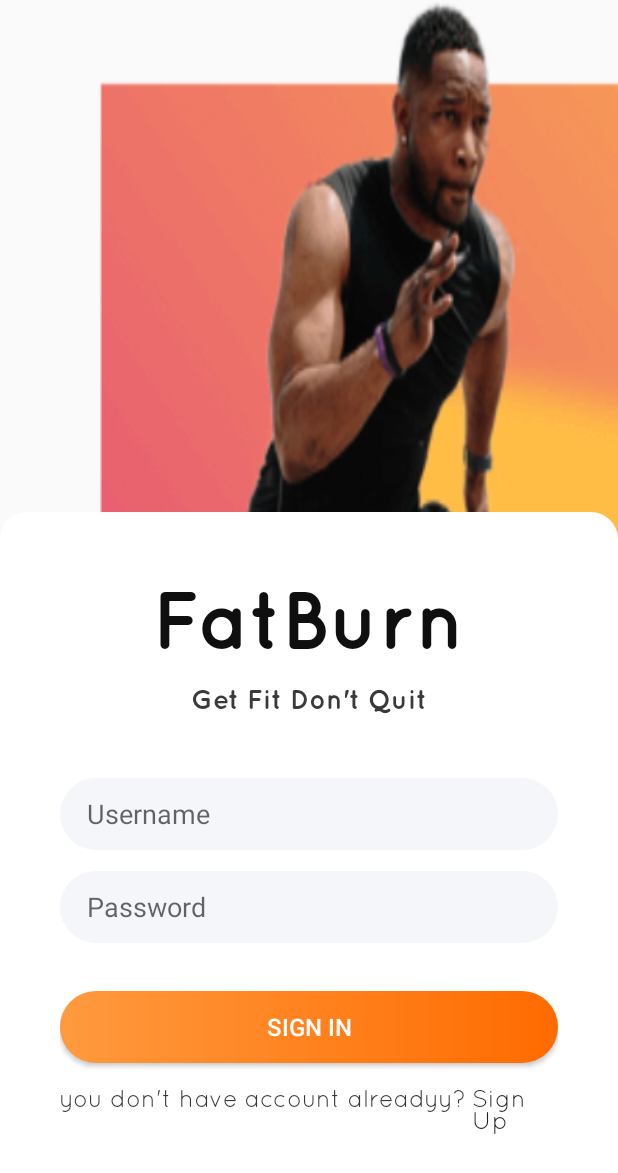
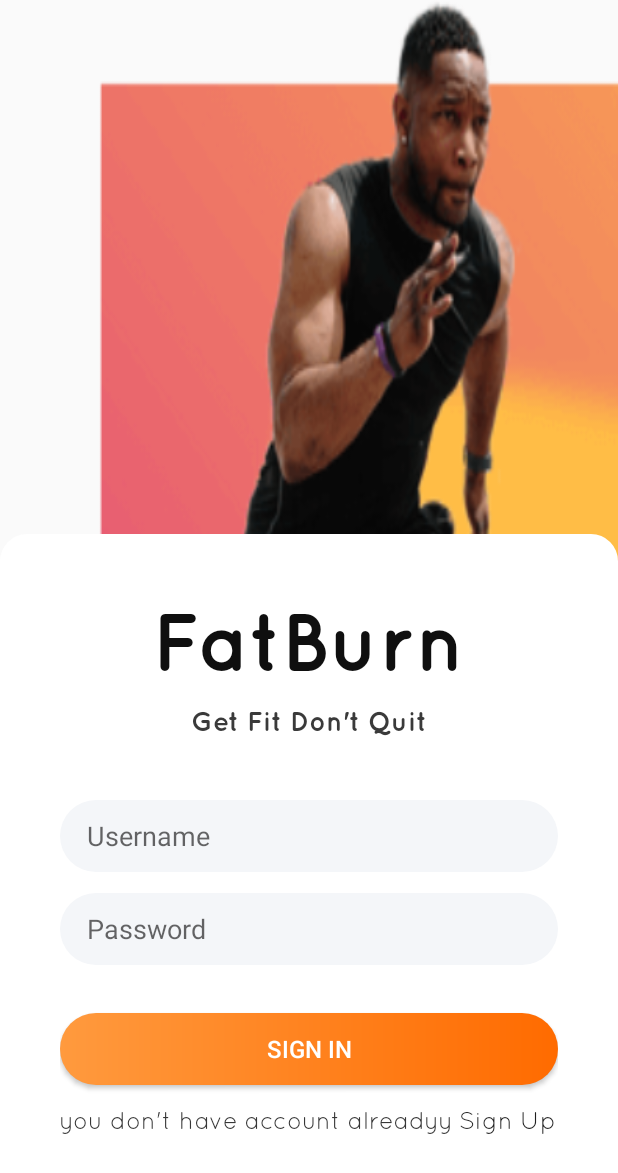
Before and after one commit to mochammadfariz/aplikasifitness, an Android app: the screen it shows after launch (MainActivity), on a phone screen of 412 x 824 dp. Shown: the top 1173 px of the screen. Run offline under Robolectric (Android 15) with nearby library versions, the phone set to English and light mode, and no system bars.

Commit message:
no question

```diff
--- a/app/src/main/res/layout/activity_main.xml
+++ b/app/src/main/res/layout/activity_main.xml
@@ -71,7 +71,7 @@
                 android:layout_width="wrap_content"
                 android:layout_height="wrap_content"
                 android:fontFamily="@font/quicksand_book"
-                android:text="you don't have account alreadyy?"
+                android:text="you don't have account alreadyy"
                 android:textColor="#363636"
                 android:textSize="16dp"
                 android:clickable="true"
```
